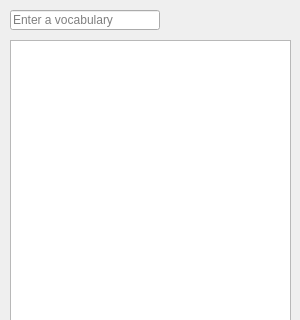
Qt form ui/view.ui (pystander/Word-Sea) before a commit; both pictures show x 0 to 300 and y 0 to 320 of the 300 by 600 pixel window.
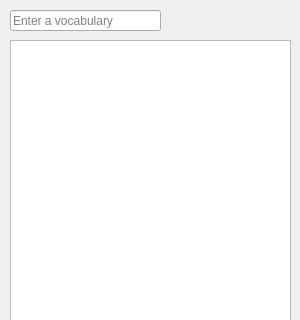
The same form after that commit.

Commit message: Add remove function and update UI

What changed in the file:
```diff
--- a/ui/view.ui
+++ b/ui/view.ui
@@ -29,8 +29,8 @@
      <rect>
       <x>10</x>
       <y>10</y>
-      <width>150</width>
-      <height>20</height>
+      <width>151</width>
+      <height>21</height>
      </rect>
     </property>
     <property name="text">
```
The commit also changes 4 other files.
